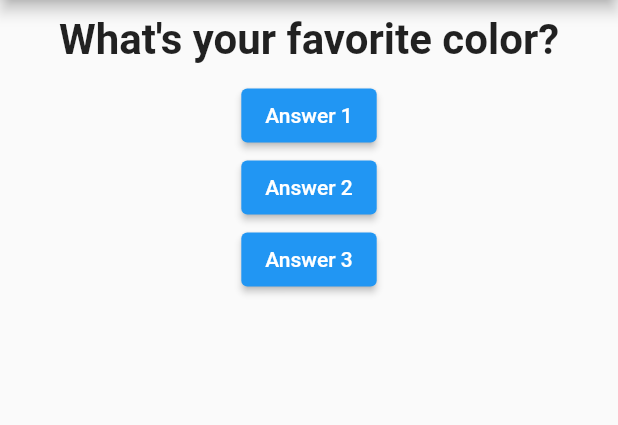
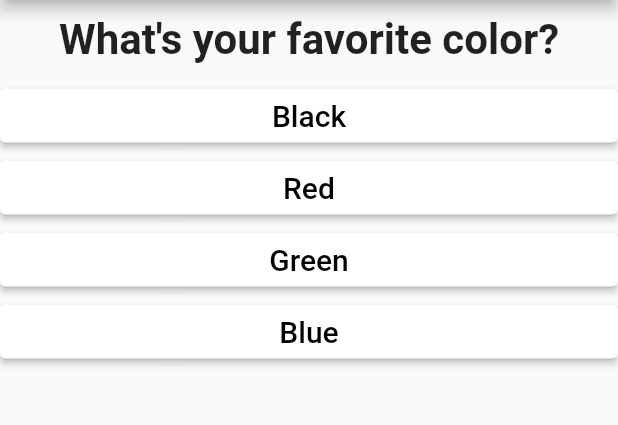
Before and after one commit to vinay030901/flutter, a Flutter app: the screen it shows after launch, on a phone screen of 412 x 824 dp, the part 84-509 px from its top. Run offline on Flutter 3.47's test engine with Material 2 defaults, Android fonts, the phone set to English and light mode, and no system bars.

Commit message:
ending page

```diff
--- a/lib/answer.dart
+++ b/lib/answer.dart
@@ -1,18 +1,23 @@
 import 'package:flutter/material.dart';
 
 class Answer extends StatelessWidget {
-  const Answer({super.key});
+  final VoidCallback selectHandler;
+  final String answerText;
+  const Answer(this.selectHandler, this.answerText);
 
   @override
   Widget build(BuildContext context) {
     return Container(
       width: double.infinity,
       child: ElevatedButton(
-        onPressed: null,
-        style: ElevatedButton.styleFrom(backgroundColor: Colors.amber),
-        child: const Text(
-          'Answer 1',
-          style: TextStyle(fontSize: 20),
+        style: ElevatedButton.styleFrom(
+          foregroundColor: const Color.fromARGB(255, 0, 0, 0),
+          backgroundColor: const Color.fromARGB(255, 255, 255, 255),
+        ),
+        onPressed: selectHandler,
+        child: Text(
+          answerText,
+          style: const TextStyle(fontSize: 20),
         ),
       ),
     );
--- a/lib/main.dart
+++ b/lib/main.dart
@@ -3,6 +3,7 @@
 import 'package:flutter/material.dart';
 
 import './question.dart';
+import './answer.dart';
 
 // void main() {
 //   runApp(MyApp());
@@ -19,46 +20,54 @@ class MyApp extends StatefulWidget {
 
 class _MyAppState extends State<MyApp> {
   //const MyApp({super.key});
-
+  static const questions = [
+    {
+      'questionText': "What's your favorite color?",
+      'answers': ['Black', 'Red', 'Green', 'Blue'],
+    },
+    {
+      'questionText': "What's your favorite animal?",
+      'answers': ['Dog', 'Cat', 'Tiger', 'Cow'],
+    },
+    {
+      'questionText': "What's your favorite game?",
+      'answers': ['Cricket', 'Football', 'Basketball', 'Tennis'],
+    },
+  ];
   var _questionIndex = 0;
   void _answerQuestion() {
+    if (_questionIndex < questions.length) {
       setState(() {
         _questionIndex++;
       });
     }
+  }
 
   @override
   Widget build(BuildContext context) {
-    List<String> questions = [
-      "What's your favorite color?",
-      "What's your favorite animal?"
-    ];
     return MaterialApp(
       home: Scaffold(
         appBar: AppBar(
           title: const Text('My First App'),
         ),
         // dart also provide us with list
-        body: Column(
+        body: _questionIndex < questions.length
+            ? Column(
                 children: [
                   Question(
-              questions[_questionIndex],
+                    questions[_questionIndex]['questionText'] as String,
                   ),
-            ElevatedButton(
-              onPressed: _answerQuestion,
-              child: Text('Answer 1'),
+                  ...(questions[_questionIndex]['answers'] as List<String>)
+                      .map((answer) {
+                    return Answer(_answerQuestion, answer);
+                  }).toList(),
+                ],
+              )
+            : const Center(
+                child: Text(
+                  "Quiz completed",
+                  style: TextStyle(fontSize: 60),
                 ),
-            ElevatedButton(
-              onPressed: () => print("Answer 2 chosen"),
-              child: Text('Answer 2'),
-            ),
-            ElevatedButton(
-              onPressed: () {
-                print("Answer 3 chosen");
-              },
-              child: Text('Answer 3'),
-            ),
-          ],
               ),
       ), // This trailing comma makes auto-formatting nicer for build methods.
     );
--- a/lib/question.dart
+++ b/lib/question.dart
@@ -5,7 +5,7 @@ class Question extends StatelessWidget {
 
   final String questionText;
 
-  const Question(this.questionText, {super.key});
+  const Question(this.questionText);
   @override
   Widget build(BuildContext context) {
     return Container(
--- a/pubspec.yaml
+++ b/pubspec.yaml
@@ -2,7 +2,7 @@ name: first_app
 description: A new Flutter project.
 # The following line prevents the package from being accidentally published to
 # pub.dev using `flutter pub publish`. This is preferred for private packages.
-publish_to: 'none' # Remove this line if you wish to publish to pub.dev
+publish_to: "none" # Remove this line if you wish to publish to pub.dev
 
 # The following defines the version and build number for your application.
 # A version number is three numbers separated by dots, like 1.2.43
@@ -19,7 +19,7 @@ publish_to: 'none' # Remove this line if you wish to publish to pub.dev
 version: 1.0.0+1
 
 environment:
-  sdk: '>=2.19.2 <3.0.0'
+  sdk: ">=2.19.2 <3.0.0"
 
 # Dependencies specify other packages that your package needs in order to work.
 # To automatically upgrade your package dependencies to the latest versions
@@ -30,7 +30,6 @@ environment:
 dependencies:
   flutter:
     sdk: flutter
-
 
   # The following adds the Cupertino Icons font to your application.
   # Use with the CupertinoIcons class for iOS style icons.
@@ -52,7 +51,6 @@ dev_dependencies:
 
 # The following section is specific to Flutter packages.
 flutter:
-
   # The following line ensures that the Material Icons font is
   # included with your application, so that you can use the icons in
   # the material Icons class.
```
Lines whose indentation alone changed are shown as unchanged.
